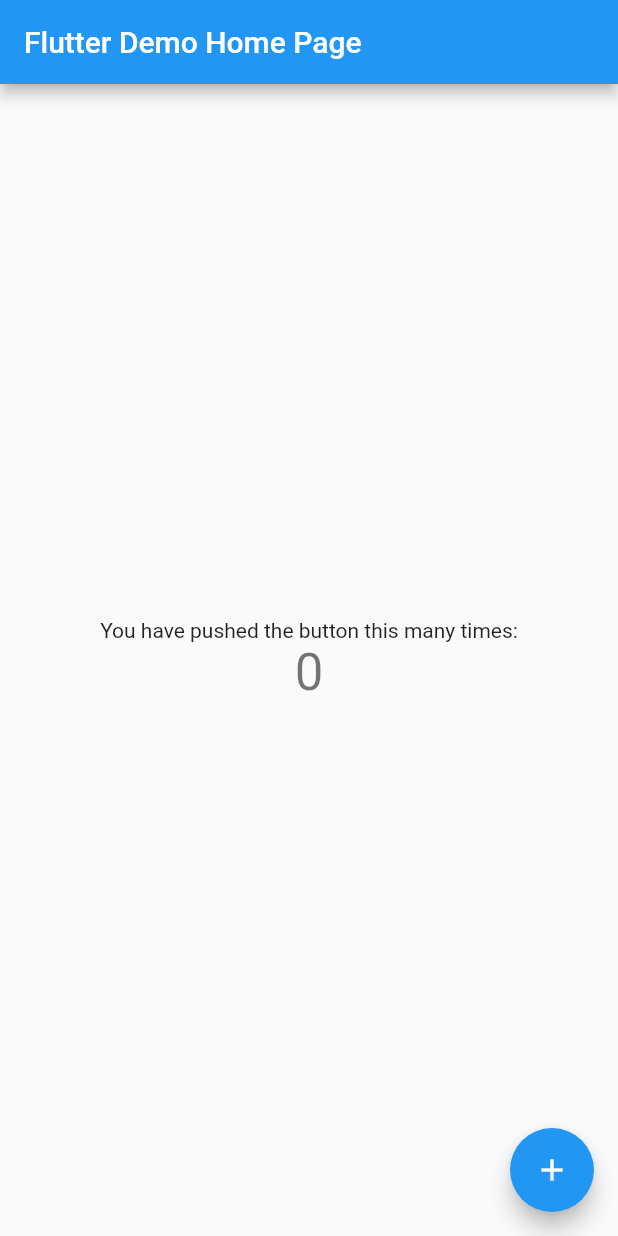
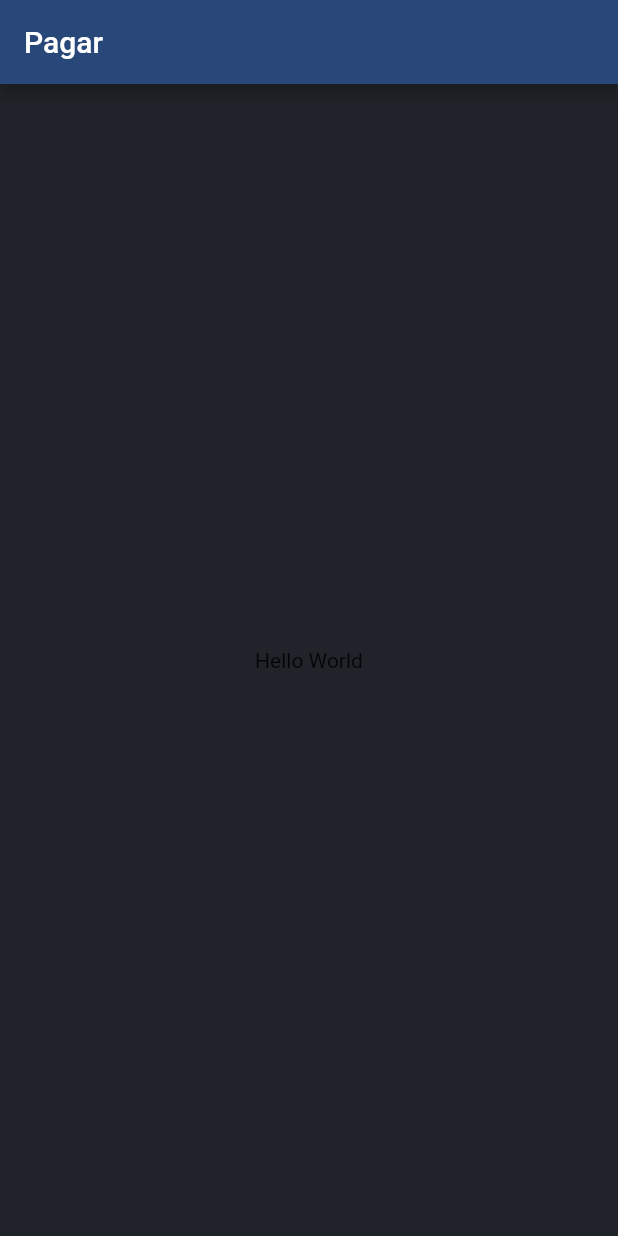
Before and after one commit to velascoandres/flutter_payments_example, a Flutter app: the screen it shows after launch, on a phone screen of 412 x 824 dp. Run offline on Flutter 3.47's test engine with Material 2 defaults, Android fonts, the phone set to English and light mode, and no system bars.

Commit message:
inicio de pantallas y temas

```diff
--- a/lib/main.dart
+++ b/lib/main.dart
@@ -1,117 +1,24 @@
 import 'package:flutter/material.dart';
+import 'package:flutter_payments_example/pages/home_page.dart';
+import 'package:flutter_payments_example/pages/pago_completo_page.dart';
 
-void main() {
-  runApp(MyApp());
-}
+void main() => runApp(MyApp());
 
 class MyApp extends StatelessWidget {
-  // This widget is the root of your application.
   @override
   Widget build(BuildContext context) {
     return MaterialApp(
-      title: 'Flutter Demo',
-      theme: ThemeData(
-        // This is the theme of your application.
-        //
-        // Try running your application with "flutter run". You'll see the
-        // application has a blue toolbar. Then, without quitting the app, try
-        // changing the primarySwatch below to Colors.green and then invoke
-        // "hot reload" (press "r" in the console where you ran "flutter run",
-        // or simply save your changes to "hot reload" in a Flutter IDE).
-        // Notice that the counter didn't reset back to zero; the application
-        // is not restarted.
-        primarySwatch: Colors.blue,
-        // This makes the visual density adapt to the platform that you run
-        // the app on. For desktop platforms, the controls will be smaller and
-        // closer together (more dense) than on mobile platforms.
-        visualDensity: VisualDensity.adaptivePlatformDensity,
+      title: 'Stripe App',
+      initialRoute: 'home',
+      debugShowCheckedModeBanner: false,
+      routes: {
+        'home': (_) => HomePage(),
+        'pago_completo': (_) => PagoCompletoPage(),
+      },
+      theme: ThemeData.light().copyWith(
+        primaryColor: Color(0xff284879),
+        scaffoldBackgroundColor: Color(0xff21232A),
       ),
-      home: MyHomePage(title: 'Flutter Demo Home Page'),
     );
   }
 }
-
-class MyHomePage extends StatefulWidget {
-  MyHomePage({Key key, this.title}) : super(key: key);
-
-  // This widget is the home page of your application. It is stateful, meaning
-  // that it has a State object (defined below) that contains fields that affect
-  // how it looks.
-
-  // This class is the configuration for the state. It holds the values (in this
-  // case the title) provided by the parent (in this case the App widget) and
-  // used by the build method of the State. Fields in a Widget subclass are
-  // always marked "final".
-
-  final String title;
-
-  @override
-  _MyHomePageState createState() => _MyHomePageState();
-}
-
-class _MyHomePageState extends State<MyHomePage> {
-  int _counter = 0;
-
-  void _incrementCounter() {
-    setState(() {
-      // This call to setState tells the Flutter framework that something has
-      // changed in this State, which causes it to rerun the build method below
-      // so that the display can reflect the updated values. If we changed
-      // _counter without calling setState(), then the build method would not be
-      // called again, and so nothing would appear to happen.
-      _counter++;
-    });
-  }
-
-  @override
-  Widget build(BuildContext context) {
-    // This method is rerun every time setState is called, for instance as done
-    // by the _incrementCounter method above.
-    //
-    // The Flutter framework has been optimized to make rerunning build methods
-    // fast, so that you can just rebuild anything that needs updating rather
-    // than having to individually change instances of widgets.
-    return Scaffold(
-      appBar: AppBar(
-        // Here we take the value from the MyHomePage object that was created by
-        // the App.build method, and use it to set our appbar title.
-        title: Text(widget.title),
-      ),
-      body: Center(
-        // Center is a layout widget. It takes a single child and positions it
-        // in the middle of the parent.
-        child: Column(
-          // Column is also a layout widget. It takes a list of children and
-          // arranges them vertically. By default, it sizes itself to fit its
-          // children horizontally, and tries to be as tall as its parent.
-          //
-          // Invoke "debug painting" (press "p" in the console, choose the
-          // "Toggle Debug Paint" action from the Flutter Inspector in Android
-          // Studio, or the "Toggle Debug Paint" command in Visual Studio Code)
-          // to see the wireframe for each widget.
-          //
-          // Column has various properties to control how it sizes itself and
-          // how it positions its children. Here we use mainAxisAlignment to
-          // center the children vertically; the main axis here is the vertical
-          // axis because Columns are vertical (the cross axis would be
-          // horizontal).
-          mainAxisAlignment: MainAxisAlignment.center,
-          children: <Widget>[
-            Text(
-              'You have pushed the button this many times:',
-            ),
-            Text(
-              '$_counter',
-              style: Theme.of(context).textTheme.headline4,
-            ),
-          ],
-        ),
-      ),
-      floatingActionButton: FloatingActionButton(
-        onPressed: _incrementCounter,
-        tooltip: 'Increment',
-        child: Icon(Icons.add),
-      ), // This trailing comma makes auto-formatting nicer for build methods.
-    );
-  }
-}
--- /dev/null
+++ b/lib/pages/home_page.dart
@@ -0,0 +1,17 @@
+import 'package:flutter/material.dart';
+
+class HomePage extends StatelessWidget {
+  @override
+  Widget build(BuildContext context) {
+    return Scaffold(
+      appBar: AppBar(
+        title: Text('Pagar'),
+      ),
+        body: Center(
+          child: Container(
+            child: Text('Hello World'),
+          ),
+        ),
+      );
+  }
+}
--- a/pubspec.yaml
+++ b/pubspec.yaml
@@ -28,6 +28,10 @@ dependencies:
   # The following adds the Cupertino Icons font to your application.
   # Use with the CupertinoIcons class for iOS style icons.
   cupertino_icons: ^1.0.0
+  font_awesome_flutter: ^8.11.0
+  flutter_bloc: ^6.1.1
+  bloc: ^6.1.1
+  credit_card: ^0.1.8
 
 dev_dependencies:
   flutter_test:
```
Also changed, not shown: lib/pages/pago_completo_page.dart (added, +17 -0 lines), lib/pages/tarjeta_page.dart (added, +14 -0 lines), pubspec.lock, 2 other files.
